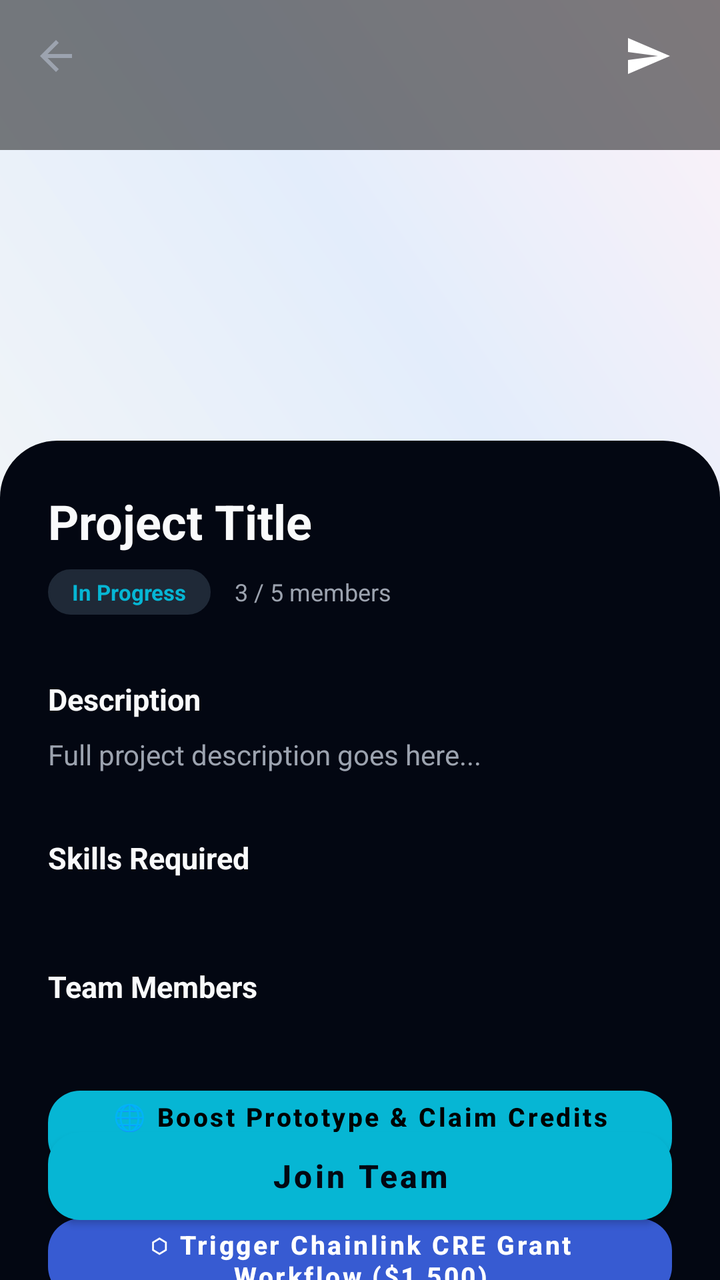
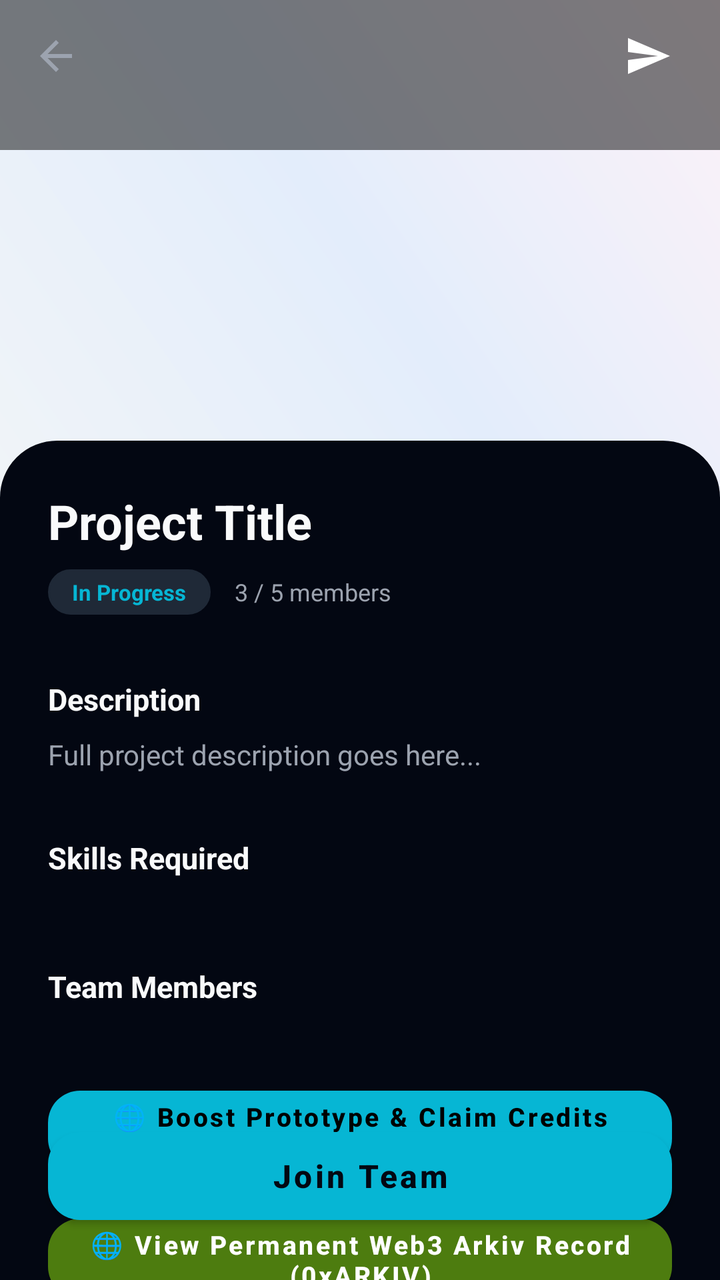

The first picture is an Android layout as it rendered before a commit; the second is the same layout after the commit. The layout source and the unified diff follow.
<!-- AndroidManifest.xml: application theme Theme.UniLink.Dark -->
<!-- res/layout/activity_project_details.xml -->
<?xml version="1.0" encoding="utf-8"?>
<androidx.coordinatorlayout.widget.CoordinatorLayout xmlns:android="http://schemas.android.com/apk/res/android"
    xmlns:app="http://schemas.android.com/apk/res-auto"
    android:layout_width="match_parent"
    android:layout_height="match_parent"
    android:background="@drawable/bg_home_glass">

    <com.google.android.material.appbar.AppBarLayout
        android:layout_width="match_parent"
        android:layout_height="250dp"
        android:background="@android:color/transparent">

        <com.google.android.material.appbar.CollapsingToolbarLayout
            android:layout_width="match_parent"
            android:layout_height="match_parent"
            app:contentScrim="#1E293B"
            app:layout_scrollFlags="scroll|exitUntilCollapsed"
            app:toolbarId="@+id/toolbar">

            <ImageView
                android:id="@+id/ivProjectBanner"
                android:layout_width="match_parent"
                android:layout_height="match_parent"
                android:scaleType="centerCrop"
                android:src="@drawable/bg_mesh_gradient"
                app:layout_collapseMode="parallax" />

            <View
                android:layout_width="match_parent"
                android:layout_height="75dp"
                android:background="#80000000" />

            <androidx.appcompat.widget.Toolbar
                android:id="@+id/toolbar"
                android:layout_width="match_parent"
                android:layout_height="?attr/actionBarSize"
                app:layout_collapseMode="pin"
                app:navigationIcon="?attr/homeAsUpIndicator"
                app:navigationIconTint="@color/white">

                <ImageButton
                    android:id="@+id/btnShare"
                    android:layout_width="40dp"
                    android:layout_height="40dp"
                    android:layout_gravity="end"
                    android:layout_marginEnd="16dp"
                    android:background="?attr/selectableItemBackgroundBorderless"
                    android:src="@drawable/ic_send"
                    app:tint="@color/white" />

            </androidx.appcompat.widget.Toolbar>

        </com.google.android.material.appbar.CollapsingToolbarLayout>
    </com.google.android.material.appbar.AppBarLayout>

    <androidx.core.widget.NestedScrollView
        android:layout_width="match_parent"
        android:layout_height="match_parent"
        android:background="@drawable/bg_glass"
        android:backgroundTint="?attr/appBackgroundColor"
        android:layout_marginTop="-30dp"
        app:layout_behavior="@string/appbar_scrolling_view_behavior">

        <LinearLayout
            android:layout_width="match_parent"
            android:layout_height="wrap_content"
            android:orientation="vertical"
            android:padding="24dp">

            <TextView
                android:id="@+id/tvTitle"
                android:layout_width="wrap_content"
                android:layout_height="wrap_content"
                android:text="Project Title"
                android:textColor="?attr/textPrimaryColor"
                android:textSize="24sp"
                android:textStyle="bold" />

            <LinearLayout
                android:layout_width="wrap_content"
                android:layout_height="wrap_content"
                android:layout_marginTop="8dp"
                android:gravity="center_vertical"
                android:orientation="horizontal">

                <TextView
                    android:id="@+id/tvStatus"
                    android:layout_width="wrap_content"
                    android:layout_height="wrap_content"
                    android:background="@drawable/bg_tag"
                    android:paddingHorizontal="12dp"
                    android:paddingVertical="4dp"
                    android:text="In Progress"
                    android:textColor="?attr/accentColor"
                    android:textSize="11sp"
                    android:textStyle="bold" />

                <TextView
                    android:id="@+id/tvTeamSize"
                    android:layout_width="wrap_content"
                    android:layout_height="wrap_content"
                    android:layout_marginStart="12dp"
                    android:text="3 / 5 members"
                    android:textColor="?attr/textSecondaryColor"
                    android:textSize="12sp" />
            </LinearLayout>

            <TextView
                android:layout_width="wrap_content"
                android:layout_height="wrap_content"
                android:layout_marginTop="32dp"
                android:text="Description"
                android:textColor="?attr/textPrimaryColor"
                android:textSize="15sp"
                android:textStyle="bold" />

            <TextView
                android:id="@+id/tvDescription"
                android:layout_width="match_parent"
                android:layout_height="wrap_content"
                android:layout_marginTop="8dp"
                android:lineSpacingExtra="4dp"
                android:text="Full project description goes here..."
                android:textColor="?attr/textSecondaryColor"
                android:textSize="14sp" />

            <TextView
                android:layout_width="wrap_content"
                android:layout_height="wrap_content"
                android:layout_marginTop="32dp"
                android:text="Skills Required"
                android:textColor="?attr/textPrimaryColor"
                android:textSize="15sp"
                android:textStyle="bold" />

            <com.google.android.material.chip.ChipGroup
                android:id="@+id/cgSkills"
                android:layout_width="match_parent"
                android:layout_height="wrap_content"
                android:layout_marginTop="12dp" />

            <TextView
                android:layout_width="wrap_content"
                android:layout_height="wrap_content"
                android:layout_marginTop="32dp"
                android:text="Team Members"
                android:textColor="?attr/textPrimaryColor"
                android:textSize="15sp"
                android:textStyle="bold" />

            <androidx.recyclerview.widget.RecyclerView
                android:id="@+id/rvMembers"
                android:layout_width="match_parent"
                android:layout_height="wrap_content"
                android:layout_marginTop="12dp"
                android:nestedScrollingEnabled="false" />

            <com.google.android.material.button.MaterialButton
                android:id="@+id/btnWorldIdBoost"
                android:layout_width="match_parent"
                android:layout_height="52dp"
                android:layout_marginTop="24dp"
                android:text="🌐 Boost Prototype &amp; Claim Credits (World ID 4.0)"
                android:textAllCaps="false"
                android:textColor="@color/black"
                android:textSize="13sp"
                android:textStyle="bold"
                app:backgroundTint="#06B6D4"
                app:cornerRadius="16dp" />

            <com.google.android.material.button.MaterialButton
                android:id="@+id/btnChainlinkCre"
                android:layout_width="match_parent"
                android:layout_height="52dp"
                android:layout_marginTop="12dp"
                android:text="⬡ Trigger Chainlink CRE Grant Workflow ($1,500)"
                android:textAllCaps="false"
                android:textColor="@color/white"
                android:textSize="13sp"
                android:textStyle="bold"
                app:backgroundTint="#375BD2"
                app:cornerRadius="16dp" />

            <com.google.android.material.button.MaterialButton
                android:id="@+id/btnTeamChat"
                android:layout_width="match_parent"
                android:layout_height="52dp"
                android:layout_marginTop="12dp"
                android:text="Open Team Chat 💬"
                android:textAllCaps="false"
                android:textSize="14sp"
                android:textStyle="bold"
                app:backgroundTint="?attr/accentColor"
                app:cornerRadius="16dp" />

            <Space android:layout_width="match_parent" android:layout_height="100dp" />

        </LinearLayout>
    </androidx.core.widget.NestedScrollView>

    <com.google.android.material.button.MaterialButton
        android:id="@+id/btnMainAction"
        android:layout_width="match_parent"
        android:layout_height="56dp"
        android:layout_gravity="bottom"
        android:layout_margin="24dp"
        android:text="Join Team"
        android:textAllCaps="false"
        android:textSize="16sp"
        android:textStyle="bold"
        app:backgroundTint="?attr/accentColor"
        app:cornerRadius="16dp"
        app:elevation="8dp" />

</androidx.coordinatorlayout.widget.CoordinatorLayout>
<!-- resources referenced by this layout -->
<resources>
  <color name="black">#000000</color>
  <color name="white">#FFFFFF</color>
  <!-- drawable bg_glass (drawable) -->
  <?xml version="1.0" encoding="utf-8"?>
  
  <shape xmlns:android="http://schemas.android.com/apk/res/android">
      <solid android:color="?attr/cardBackgroundColor" />
      <corners android:radius="28dp" />
      <stroke
          android:width="1dp"
          android:color="?attr/borderStrokeColor" />
  </shape>
  <!-- drawable bg_home_glass (drawable) -->
  <?xml version="1.0" encoding="utf-8"?>
  <layer-list xmlns:android="http://schemas.android.com/apk/res/android">
      <item>
          <shape>
              <solid android:color="?attr/appBackgroundColor" />
          </shape>
      </item>
      <item>
          <shape>
              <gradient
                  android:type="radial"
                  android:gradientRadius="400dp"
                  android:centerX="0.9"
                  android:centerY="0.1"
                  android:startColor="#1A22D3EE"
                  android:endColor="@android:color/transparent" />
          </shape>
      </item>
      <item>
          <shape>
              <gradient
                  android:type="radial"
                  android:gradientRadius="400dp"
                  android:centerX="0.1"
                  android:centerY="0.8"
                  android:startColor="#1AEC4899"
                  android:endColor="@android:color/transparent" />
          </shape>
      </item>
  </layer-list>
  <!-- drawable bg_mesh_gradient (drawable) -->
  <?xml version="1.0" encoding="utf-8"?>
  
  <shape xmlns:android="http://schemas.android.com/apk/res/android">
      <gradient
          android:startColor="#F0F4F8"
          android:centerColor="#E3EDFB"
          android:endColor="#FDF2F8"
          android:angle="45"
          android:type="linear" />
  </shape>
  <!-- drawable bg_tag (drawable) -->
  <?xml version="1.0" encoding="utf-8"?>
  
  <shape xmlns:android="http://schemas.android.com/apk/res/android">
      <solid android:color="?attr/tagBackgroundColor" />
      <corners android:radius="14dp" />
      <stroke android:width="1dp" android:color="?attr/borderStrokeColor" />
  </shape>
  <!-- drawable ic_send (drawable) -->
  <vector xmlns:android="http://schemas.android.com/apk/res/android"
      android:width="24dp"
      android:height="24dp"
      android:viewportWidth="24"
      android:viewportHeight="24">
      <path
          android:fillColor="#000000"
          android:pathData="M2.01,21L23,12 2.01,3 2,10l15,2 -15,2z"/>
  </vector>
  <color name="theme_dark_accent">#06B6D4</color>
  <color name="theme_dark_accent_variant">#0284C7</color>
  <color name="theme_dark_bg">#030712</color>
  <color name="theme_dark_text_primary">#F9FAFB</color>
  <color name="theme_dark_card">#111827</color>
  <color name="theme_dark_text_secondary">#9CA3AF</color>
  <color name="error">#EF4444</color>
  <color name="theme_dark_border">#1F2937</color>
  <color name="theme_dark_input">#1F2937</color>
  <style name="DialogButton" parent="Widget.MaterialComponents.Button.TextButton">
          <item name="android:textColor">?attr/accentColor</item>
          <item name="android:textStyle">bold</item>
      </style>
  <!-- unchanged entries left out for length: 2 -->
</resources>

<!-- the commit's change to res/layout/activity_project_details.xml (unified diff, before → after) -->
@@ -166,6 +166,19 @@
                 android:textSize="13sp"
                 android:textStyle="bold"
                 app:backgroundTint="#06B6D4"
+                app:cornerRadius="16dp" />
+
+            <com.google.android.material.button.MaterialButton
+                android:id="@+id/btnArkivWeb3Ledger"
+                android:layout_width="match_parent"
+                android:layout_height="52dp"
+                android:layout_marginTop="12dp"
+                android:text="🌐 View Permanent Web3 Arkiv Record (0xARKIV)"
+                android:textAllCaps="false"
+                android:textColor="@color/white"
+                android:textSize="13sp"
+                android:textStyle="bold"
+                app:backgroundTint="#4D7C0F"
                 app:cornerRadius="16dp" />
 
             <com.google.android.material.button.MaterialButton
